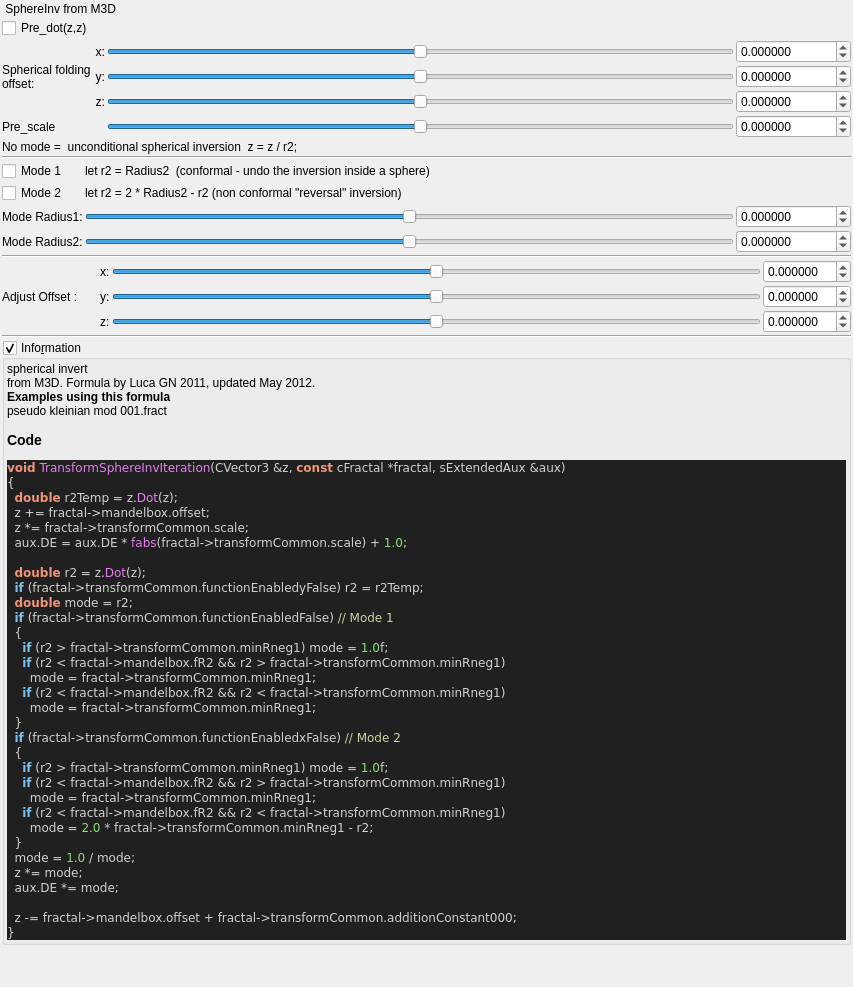
First picture: the form in mandelbulber2/qt_data/fractal_transf_sphere_inv.ui, repository buddhi1980/mandelbulber2, before the edit.
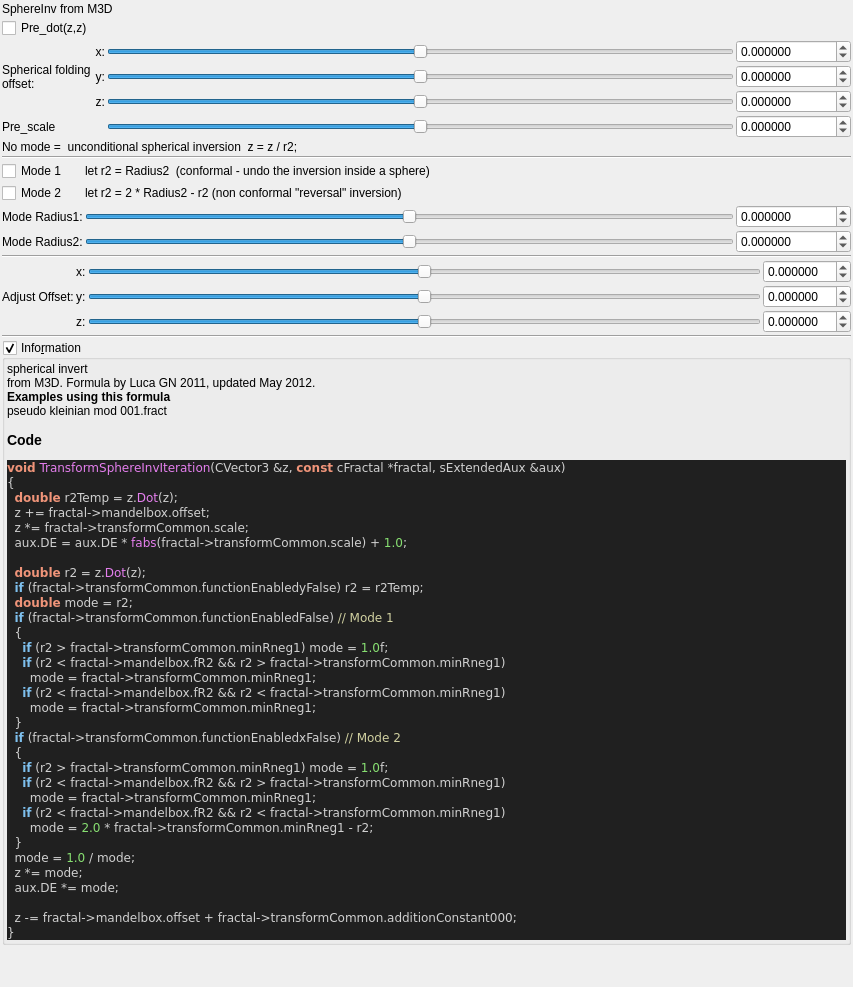
Second picture: the form after the edit. Custom widgets are drawn as their Qt base class.

The edit to the form file:
```diff
--- a/mandelbulber2/qt_data/fractal_transf_sphere_inv.ui
+++ b/mandelbulber2/qt_data/fractal_transf_sphere_inv.ui
@@ -32,7 +32,7 @@
    <item>
     <widget class="QLabel" name="label_17">
      <property name="text">
-      <string> SphereInv from M3D</string>
+      <string>SphereInv from M3D</string>
      </property>
     </widget>
    </item>
@@ -497,7 +497,7 @@
      <item row="1" column="0">
       <widget class="QLabel" name="label_256">
        <property name="text">
-        <string>Adjust Offset :      </string>
+        <string>Adjust Offset:</string>
        </property>
       </widget>
      </item>
```
Left out of the diff: 4 changed lines with no effect on the pictures.
